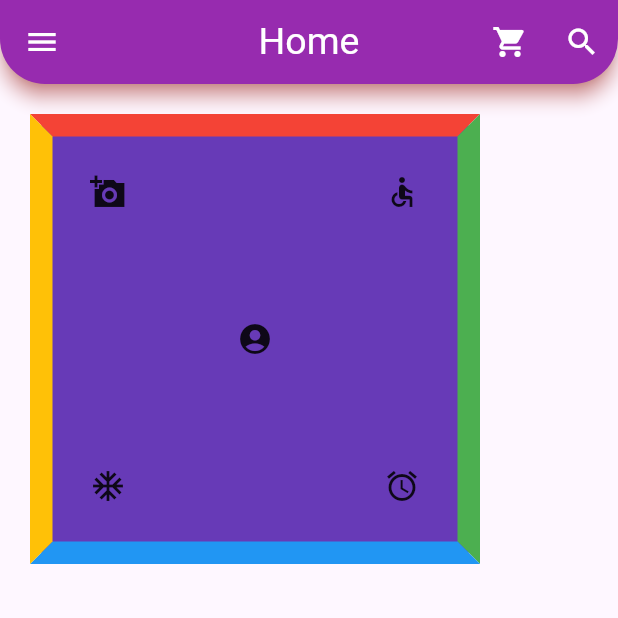
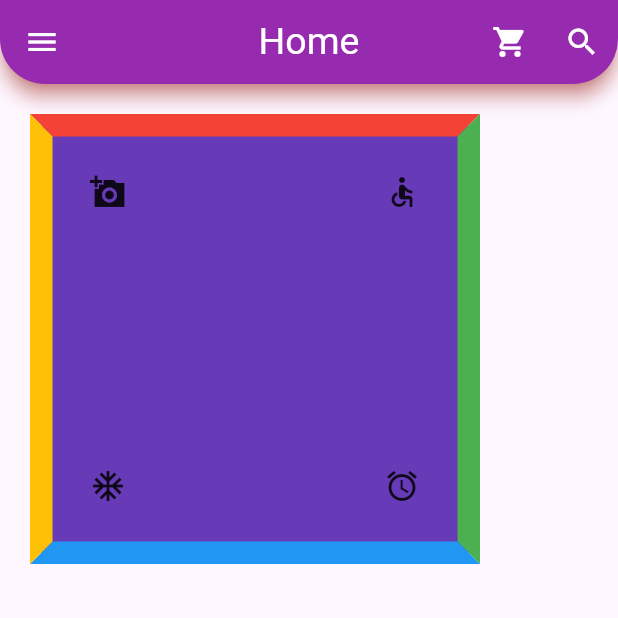
Before and after one commit to rifatalam26/my-first-app, a Flutter app: the screen it shows after launch, on a phone screen of 412 x 824 dp, the top half of it. Run offline on Flutter 3.47's test engine with Material 3 defaults, Android fonts, the light colour scheme and no system bars.

Commit message:
container Stack practice

```diff
--- a/lib/main.dart
+++ b/lib/main.dart
@@ -64,9 +64,9 @@ class _HomePageState extends State<HomePage> {
                 mainAxisAlignment: MainAxisAlignment.spaceEvenly,
                 crossAxisAlignment: CrossAxisAlignment.start,
                 children: [
-                  Center(
-                    child: Icon(Icons.account_circle_sharp),
-                  ),
+                  // Center(
+                  //   child: Icon(Icons.account_circle_sharp),
+                  // ),
                 ],
               )),
           Positioned(left: 60, top: 60, child: Icon(Icons.add_a_photo_sharp)),
```
